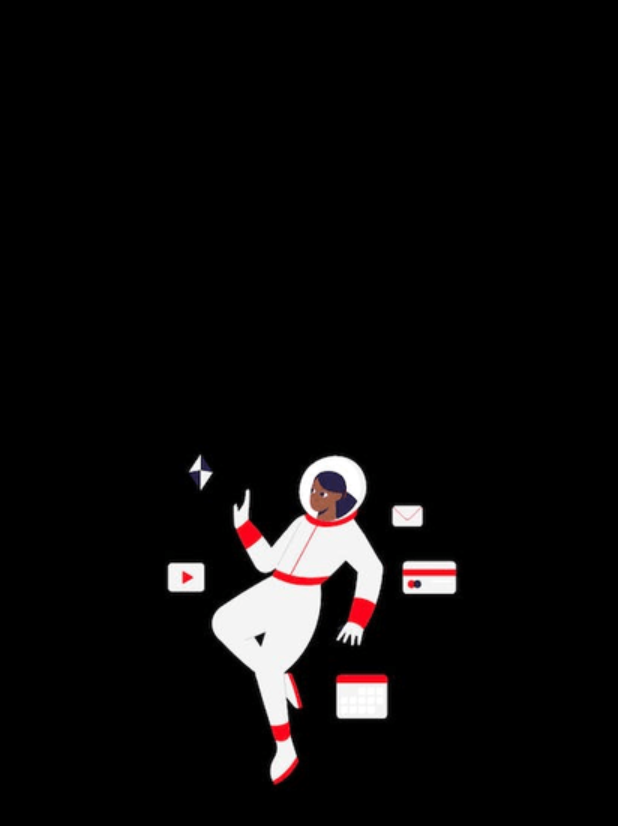
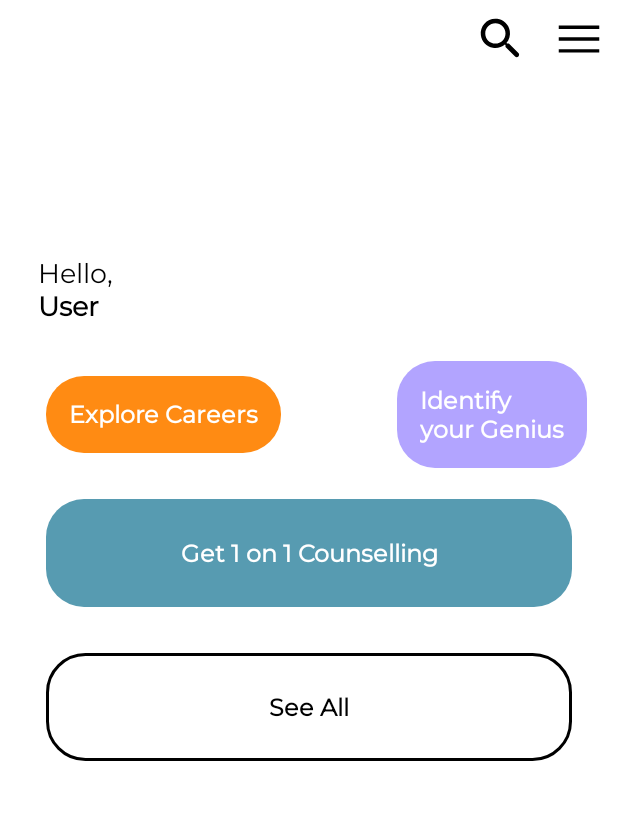
Before and after one commit to meetmodi05/NourishingStudentKotlin, an Android app: the first screen one second after launch (SplashActivity before the commit, HomeActivity after it), on a phone screen of 412 x 824 dp. Shown: the top 826 px of the screen. Run offline under Robolectric (Android 15) with nearby library versions, the phone set to English and light mode, and no system bars.

Commit message:
New ui start for Project

```diff
--- a/app/src/main/java/com/example/nourishinggeniusstudent/ui/view/SplashActivity.kt
+++ b/app/src/main/java/com/example/nourishinggeniusstudent/ui/view/SplashActivity.kt
@@ -21,11 +21,11 @@ class SplashActivity : BaseActivity() {
         setContentView(binding.root)
 
         Handler(Looper.getMainLooper()).postDelayed({
-            if (session?.isLoggedIn == true) {
-                startActivity(Intent(this@SplashActivity, DashBoardActivity::class.java))
-            } else {
-                startActivity(Intent(this@SplashActivity, LoginActivity::class.java))
-            }
+//            if (session?.isLoggedIn == true) {
+            startActivity(Intent(this@SplashActivity, DashBoardActivity::class.java))
+//            } else {
+//                startActivity(Intent(this@SplashActivity, LoginActivity::class.java))
+//            }
         }, 1500)
 
     }
--- a/app/src/main/java/com/example/nourishinggeniusstudent/ui/view/auth/LoginActivity.kt
+++ b/app/src/main/java/com/example/nourishinggeniusstudent/ui/view/auth/LoginActivity.kt
@@ -146,9 +146,9 @@ class LoginActivity : BaseActivity() {
             return
         }
         viewModel.isLoading.value = true
-        viewModel.loginUser(
-            binding.etEmail.text.toString().trim().lowercase(), binding.etPassword.text.toString()
-        )
+//        viewModel.loginUser(
+//            binding.etEmail.text.toString().trim().lowercase(), binding.etPassword.text.toString()
+//        )
     }
 
     companion object {
--- /dev/null
+++ b/app/src/main/java/com/example/nourishinggeniusstudent/ui/view/home/HomeActivity.kt
@@ -0,0 +1,12 @@
+package com.example.nourishinggeniusstudent.ui.view.home
+
+import androidx.appcompat.app.AppCompatActivity
+import android.os.Bundle
+import com.example.nourishinggeniusstudent.R
+
+class HomeActivity : AppCompatActivity() {
+    override fun onCreate(savedInstanceState: Bundle?) {
+        super.onCreate(savedInstanceState)
+        setContentView(R.layout.activity_home)
+    }
+}
--- /dev/null
+++ b/app/src/main/res/drawable/bg_black_shape.xml
@@ -0,0 +1,8 @@
+<?xml version="1.0" encoding="utf-8"?>
+<shape xmlns:android="http://schemas.android.com/apk/res/android"
+    android:shape="rectangle">
+
+    <corners android:radius="25dp" />
+    <stroke android:color="@color/black" android:width="2dp"/>
+
+</shape>
--- /dev/null
+++ b/app/src/main/res/drawable/bg_shape.xml
@@ -0,0 +1,8 @@
+<?xml version="1.0" encoding="utf-8"?>
+<shape xmlns:android="http://schemas.android.com/apk/res/android"
+    android:shape="rectangle">
+
+    <corners android:radius="25dp" />
+
+
+</shape>
--- a/app/src/main/res/drawable/ic_search.xml
+++ b/app/src/main/res/drawable/ic_search.xml
@@ -1,5 +1,10 @@
-<vector android:height="24dp" android:tint="#000000"
-    android:viewportHeight="24" android:viewportWidth="24"
-    android:width="24dp" xmlns:android="http://schemas.android.com/apk/res/android">
-    <path android:fillColor="@android:color/white" android:pathData="M15.5,14h-0.79l-0.28,-0.27c1.2,-1.4 1.82,-3.31 1.48,-5.34 -0.47,-2.78 -2.79,-5 -5.59,-5.34 -4.23,-0.52 -7.79,3.04 -7.27,7.27 0.34,2.8 2.56,5.12 5.34,5.59 2.03,0.34 3.94,-0.28 5.34,-1.48l0.27,0.28v0.79l4.25,4.25c0.41,0.41 1.08,0.41 1.49,0 0.41,-0.41 0.41,-1.08 0,-1.49L15.5,14zM9.5,14C7.01,14 5,11.99 5,9.5S7.01,5 9.5,5 14,7.01 14,9.5 11.99,14 9.5,14z"/>
+<vector xmlns:android="http://schemas.android.com/apk/res/android"
+    android:width="36dp"
+    android:height="36dp"
+    android:tint="#000000"
+    android:viewportWidth="24"
+    android:viewportHeight="24">
+    <path
+        android:fillColor="@android:color/white"
+        android:pathData="M15.5,14h-0.79l-0.28,-0.27c1.2,-1.4 1.82,-3.31 1.48,-5.34 -0.47,-2.78 -2.79,-5 -5.59,-5.34 -4.23,-0.52 -7.79,3.04 -7.27,7.27 0.34,2.8 2.56,5.12 5.34,5.59 2.03,0.34 3.94,-0.28 5.34,-1.48l0.27,0.28v0.79l4.25,4.25c0.41,0.41 1.08,0.41 1.49,0 0.41,-0.41 0.41,-1.08 0,-1.49L15.5,14zM9.5,14C7.01,14 5,11.99 5,9.5S7.01,5 9.5,5 14,7.01 14,9.5 11.99,14 9.5,14z" />
 </vector>
--- /dev/null
+++ b/app/src/main/res/layout/activity_home.xml
@@ -0,0 +1,126 @@
+<?xml version="1.0" encoding="utf-8"?>
+<androidx.appcompat.widget.LinearLayoutCompat xmlns:android="http://schemas.android.com/apk/res/android"
+    xmlns:app="http://schemas.android.com/apk/res-auto"
+    xmlns:tools="http://schemas.android.com/tools"
+    android:layout_width="match_parent"
+    android:layout_height="match_parent"
+    android:orientation="vertical"
+    tools:context=".ui.view.home.HomeActivity">
+
+    <LinearLayout
+        android:layout_width="match_parent"
+        android:layout_height="150dp"
+        android:gravity="end"
+        android:orientation="horizontal">
+
+        <ImageView
+            android:id="@+id/ivSearchIcon"
+            android:layout_width="wrap_content"
+            android:layout_height="wrap_content"
+            android:layout_gravity="end"
+            android:padding="8dp"
+            android:src="@drawable/ic_search" />
+
+        <ImageView
+            android:id="@+id/ivMenuIcon"
+            android:layout_width="wrap_content"
+            android:layout_height="wrap_content"
+            android:layout_gravity="end"
+            android:padding="8dp"
+            android:src="@drawable/menu" />
+
+    </LinearLayout>
+
+    <ScrollView
+        android:id="@+id/scrollView"
+        android:layout_width="match_parent"
+        android:layout_height="wrap_content">
+
+        <androidx.appcompat.widget.LinearLayoutCompat
+            android:layout_width="match_parent"
+            android:layout_height="wrap_content"
+            android:layout_marginHorizontal="15dp"
+            android:orientation="vertical">
+
+            <TextView
+                android:layout_width="match_parent"
+                android:layout_height="wrap_content"
+                android:layout_marginVertical="10dp"
+                android:padding="10dp"
+                android:text="@string/hello"
+                android:textColor="@color/black"
+                android:textSize="18sp" />
+
+            <androidx.appcompat.widget.LinearLayoutCompat
+                android:layout_width="match_parent"
+                android:layout_height="match_parent"
+                android:orientation="horizontal"
+                android:padding="5dp">
+
+                <androidx.constraintlayout.widget.ConstraintLayout
+                    android:layout_width="match_parent"
+                    android:layout_height="match_parent">
+
+                    <TextView
+                        android:id="@+id/tvExploreCareerHome"
+                        android:layout_width="wrap_content"
+                        android:layout_height="match_parent"
+                        android:layout_margin="10dp"
+                        android:background="@drawable/bg_shape"
+                        android:backgroundTint="#FF8B13"
+                        android:gravity="bottom|start"
+                        android:padding="15dp"
+                        android:text="@string/explore_careers"
+                        android:textColor="@color/white"
+                        android:textSize="16sp"
+                        android:textStyle="bold"
+                        app:layout_constraintStart_toStartOf="parent"
+                        app:layout_constraintTop_toTopOf="parent" />
+
+                    <TextView
+                        android:id="@+id/tvIdentifyGeniusHome"
+                        android:layout_width="wrap_content"
+                        android:layout_height="match_parent"
+                        android:background="@drawable/bg_shape"
+                        android:backgroundTint="#B2A4FF"
+                        android:gravity="bottom|start"
+                        android:padding="15dp"
+                        android:text="@string/identify_your_genius"
+                        android:textColor="@color/white"
+                        android:textSize="16sp"
+                        android:textStyle="bold"
+                        app:layout_constraintEnd_toEndOf="parent"
+                        app:layout_constraintTop_toTopOf="parent" />
+                </androidx.constraintlayout.widget.ConstraintLayout>
+
+            </androidx.appcompat.widget.LinearLayoutCompat>
+            <TextView
+                android:id="@+id/tvGetOnCounselingHome"
+                android:layout_width="match_parent"
+                android:layout_height="match_parent"
+                android:layout_margin="15dp"
+                android:background="@drawable/bg_shape"
+                android:backgroundTint="#579BB1"
+                android:gravity="center"
+                android:padding="25dp"
+                android:text="@string/get_on_counselling"
+                android:textColor="@color/white"
+                android:textSize="16sp"
+                android:textStyle="bold" />
+
+            <TextView
+                android:id="@+id/tvSeeAllHome"
+                android:layout_width="match_parent"
+                android:layout_height="match_parent"
+                android:layout_margin="15dp"
+                android:background="@drawable/bg_black_shape"
+                android:gravity="center"
+                android:padding="25dp"
+                android:text="@string/see_all"
+                android:textColor="@color/black"
+                android:textSize="16sp"
+                android:textStyle="bold" />
+        </androidx.appcompat.widget.LinearLayoutCompat>
+    </ScrollView>
+
+</androidx.appcompat.widget.LinearLayoutCompat>
--- a/app/src/main/res/values/strings.xml
+++ b/app/src/main/res/values/strings.xml
@@ -19,7 +19,7 @@
     <string name="how_to_select_a_right_career_nfor_yourself">How to Select a right career\nfor yourself?</string>
     <string name="why_long_text">Lorem Ipsum is simply dummy text of the printing and typesetting industry. Lorem Ipsum has been the industry\'s standard dummy text ever since the 1500s, when an unknown printer took a galley of type and scrambled it to make a type specimen book. It has survived not only five centuries, but also the leap into electronic typesetting, remaining essentially unchanged. It was popularised in the 1960s with the release of Letraset sheets containing Lorem Ipsum passages, and more recently with desktop publishing software like Aldus PageMaker including versions of Lorem Ipsum.</string>
     <string name="how_long_text">Lorem Ipsum is simply dummy text of the printing and typesetting industry. Lorem Ipsum has been the industry\'s standard dummy text ever since the 1500s, when an unknown printer took a galley of type and scrambled it to make a type specimen book. It has survived not only five centuries, but also the leap into electronic typesetting, remaining essentially unchanged. It was popularised in the 1960s with the release of Letraset sheets containing Lorem Ipsum passages, and more recently with desktop publishing software like Aldus PageMaker including versions of Lorem Ipsum.</string>
-    <string name="hi">Hi ! 🙋🏻‍♂️</string>
+    <string name="hello">Hello,\n<b>User</b></string>
     <string name="welcome_to_nourishing_genius">Welcome to Nourishing Genius.</string>
     <string name="domain_expert">Domain Expert</string>
     <string name="search">Search</string>
@@ -134,7 +134,7 @@
     <string name="email_example">vijaybhuva90@gmail.com</string>
     <string name="explore_careers">Explore Careers</string>
     <string name="identify_your_genius">Identify\nyour Genius</string>
-    <string name="get_on_counselling">Get | on |\nCounselling</string>
+    <string name="get_on_counselling">Get 1 on 1 Counselling</string>
     <string name="top_expert">Top Expert</string>
     <string name="case_studies_of_highly_successful_people">Case Studies of highly successful people</string>
     <string name="e_mail_id">E-mail ID</string>
```
Also changed, not shown: app/src/main/AndroidManifest.xml (+13 -5 lines).
